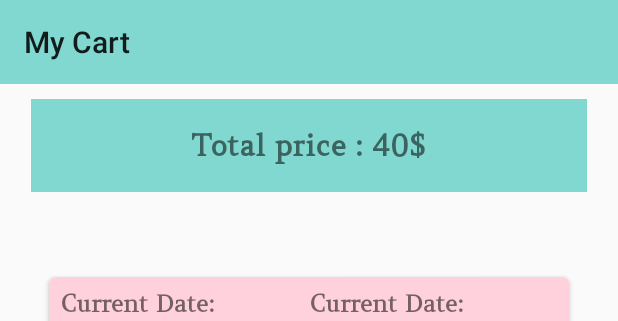
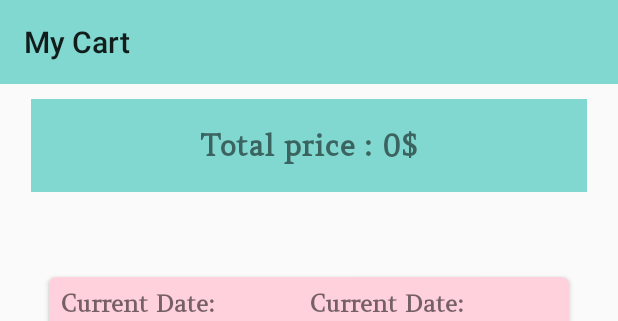
Before and after one commit to YYEg/EKawaiiShop, an Android app: the layout activity_cart.xml on its own in the app's theme, with its tools: preview values and no code run, on a phone screen of 412 x 824 dp. Shown: the top 321 px of the screen. Run offline under Robolectric (Android 15) with nearby library versions, the phone set to English and light mode, and no system bars.

Commit message:
micro fix on cart activity xml

```diff
--- a/app/src/main/res/layout/activity_cart.xml
+++ b/app/src/main/res/layout/activity_cart.xml
@@ -27,7 +27,7 @@
         android:fontFamily="@font/amethysta"
         android:gravity="center"
         android:padding="18dp"
-        android:text="Total price : 40$"
+        android:text="Total price : 0$"
         android:textSize="20sp"
         android:textStyle="bold"
         app:layout_constraintEnd_toEndOf="parent"
```
